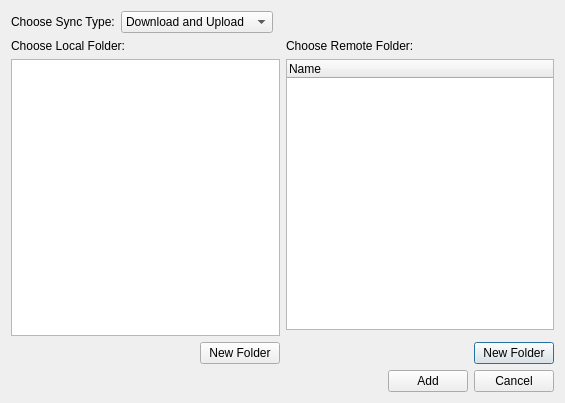
Before: the Qt Designer form addsyncdialog.ui in pcloudcom/psyncgui, drawn with Qt 5.
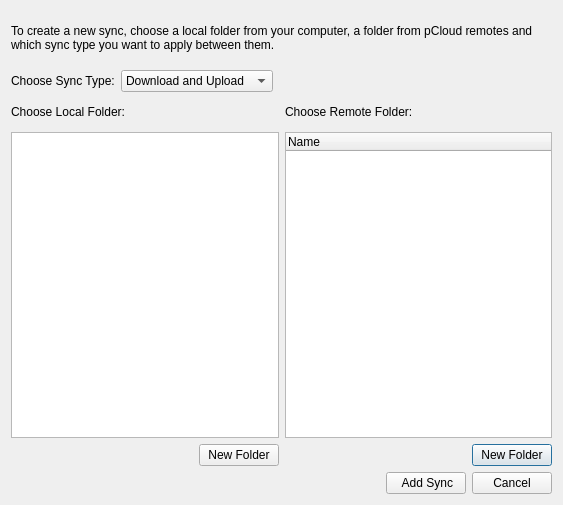
After: the same form once the commit is applied.

```diff
--- a/addsyncdialog.ui
+++ b/addsyncdialog.ui
@@ -6,14 +6,24 @@
    <rect>
     <x>0</x>
     <y>0</y>
-    <width>565</width>
-    <height>403</height>
+    <width>563</width>
+    <height>505</height>
    </rect>
   </property>
   <property name="windowTitle">
    <string>Dialog</string>
   </property>
-  <layout class="QVBoxLayout" name="verticalLayout">
+  <layout class="QVBoxLayout" name="verticalLayout" stretch="1,1,7,1">
+   <item>
+    <widget class="QLabel" name="label_info">
+     <property name="text">
+      <string>To create a new sync, choose a local folder from your computer, a folder from pCloud remotes and which sync type you want to apply between them.</string>
+     </property>
+     <property name="wordWrap">
+      <bool>true</bool>
+     </property>
+    </widget>
+   </item>
    <item>
     <layout class="QHBoxLayout" name="horizontalLayout_4">
      <item>
@@ -61,7 +71,7 @@
     </layout>
    </item>
    <item>
-    <layout class="QGridLayout" name="gridLayout">
+    <layout class="QGridLayout" name="gridLayout" rowstretch="1,10,1,0">
      <item row="3" column="1">
       <layout class="QHBoxLayout" name="horizontalLayout">
        <item>
@@ -127,7 +137,7 @@
      <item row="1" column="0" rowspan="2">
       <widget class="QTreeView" name="treeSyncLocal"/>
      </item>
-     <item row="1" column="1">
+     <item row="1" column="1" rowspan="2">
       <widget class="QTreeWidget" name="treeSyncRemote">
        <column>
         <property name="text">
@@ -156,7 +166,7 @@
      <item>
       <widget class="QPushButton" name="btnAdd">
        <property name="text">
-        <string>Add</string>
+        <string> Add Sync</string>
        </property>
       </widget>
      </item>
```
